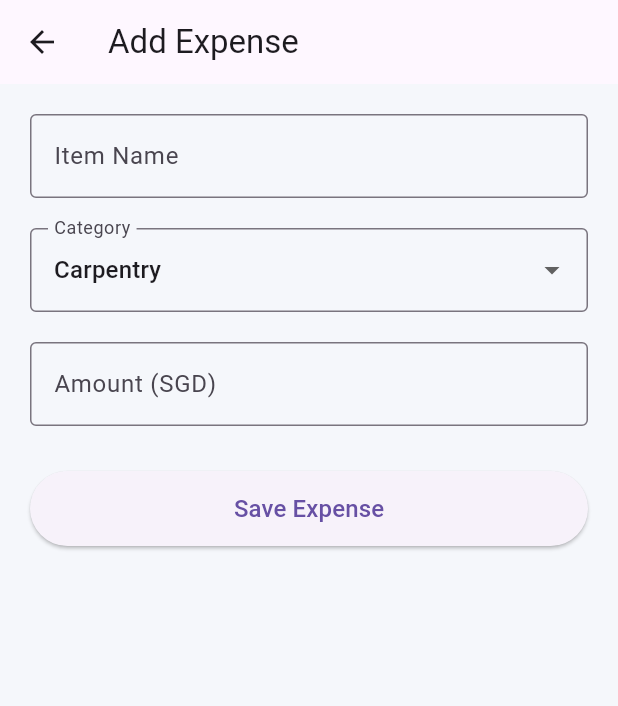
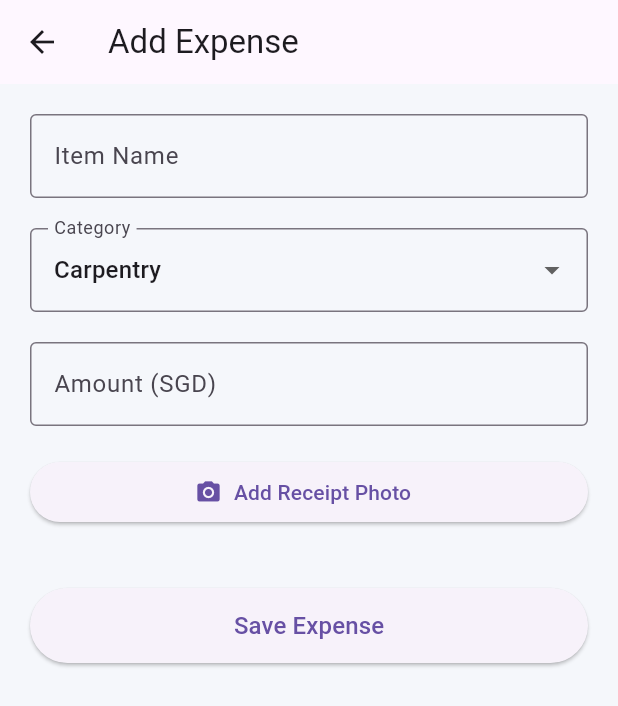
Before and after one commit to firdaussulaiman/renobudget-sg, a Flutter app: the AddExpenseScreen screen opened directly, on a phone screen of 412 x 824 dp. Shown: the top 706 px of the screen. Run offline on Flutter 3.47's test engine with Material 3 defaults, Android fonts, the phone set to English and light mode, and no system bars; our stand-ins replace fl_chart, image_picker, pdf, printing, shared_preferences; accounts and stored records are empty.

Commit message:
feature update

```diff
--- a/lib/models/expense.dart
+++ b/lib/models/expense.dart
@@ -2,18 +2,12 @@ class Expense {
   final String item;
   final String category;
   final double amount;
+  final String? receiptPath;
 
-  Expense({required this.item, required this.category, required this.amount});
-
-  Map<String, dynamic> toJson() {
-    return {'item': item, 'category': category, 'amount': amount};
-  }
-
-  factory Expense.fromJson(Map<String, dynamic> json) {
-    return Expense(
-      item: json['item'],
-      category: json['category'],
-      amount: json['amount'].toDouble(),
-    );
-  }
+  Expense({
+    required this.item,
+    required this.category,
+    required this.amount,
+    this.receiptPath,
+  });
 }
--- a/lib/screens/add_expense.dart
+++ b/lib/screens/add_expense.dart
@@ -1,5 +1,7 @@
 import 'package:flutter/material.dart';
 import '../models/expense.dart';
+import 'dart:io';
+import 'package:image_picker/image_picker.dart';
 
 class AddExpenseScreen extends StatefulWidget {
   final Expense? existingExpense;
@@ -15,6 +17,10 @@ class _AddExpenseScreenState extends State<AddExpenseScreen> {
   final amountController = TextEditingController();
 
   String selectedCategory = "Carpentry";
+
+  File? receiptImage;
+
+  final picker = ImagePicker();
 
   final List<String> categories = [
     "Carpentry",
@@ -35,9 +41,25 @@ class _AddExpenseScreenState extends State<AddExpenseScreen> {
       itemController.text = widget.existingExpense!.item;
       amountController.text = widget.existingExpense!.amount.toString();
       selectedCategory = widget.existingExpense!.category;
+
+      if (widget.existingExpense!.receiptPath != null) {
+        receiptImage = File(widget.existingExpense!.receiptPath!);
+      }
     }
   }
 
+  /// PICK IMAGE
+  Future<void> pickImage() async {
+    final pickedFile = await picker.pickImage(source: ImageSource.gallery);
+
+    if (pickedFile != null) {
+      setState(() {
+        receiptImage = File(pickedFile.path);
+      });
+    }
+  }
+
+  /// SAVE EXPENSE
   void saveExpense() {
     final item = itemController.text.trim();
     final amount = double.tryParse(amountController.text) ?? 0;
@@ -53,6 +75,7 @@ class _AddExpenseScreenState extends State<AddExpenseScreen> {
       item: item,
       category: selectedCategory,
       amount: amount,
+      receiptPath: receiptImage?.path,
     );
 
     Navigator.pop(context, expense);
@@ -64,11 +87,14 @@ class _AddExpenseScreenState extends State<AddExpenseScreen> {
 
     return Scaffold(
       appBar: AppBar(title: Text(isEditing ? "Edit Expense" : "Add Expense")),
+
       body: SingleChildScrollView(
         child: Padding(
           padding: const EdgeInsets.all(20),
+
           child: Column(
             children: [
+              /// ITEM NAME
               TextField(
                 controller: itemController,
                 decoration: const InputDecoration(
@@ -76,10 +102,12 @@ class _AddExpenseScreenState extends State<AddExpenseScreen> {
                   border: OutlineInputBorder(),
                 ),
               ),
+
               const SizedBox(height: 20),
 
+              /// CATEGORY
               DropdownButtonFormField<String>(
-                value: selectedCategory,
+                initialValue: selectedCategory,
                 decoration: const InputDecoration(
                   labelText: "Category",
                   border: OutlineInputBorder(),
@@ -99,6 +127,7 @@ class _AddExpenseScreenState extends State<AddExpenseScreen> {
 
               const SizedBox(height: 20),
 
+              /// AMOUNT
               TextField(
                 controller: amountController,
                 keyboardType: const TextInputType.numberWithOptions(
@@ -111,8 +140,33 @@ class _AddExpenseScreenState extends State<AddExpenseScreen> {
                 ),
               ),
 
+              const SizedBox(height: 20),
+
+              /// RECEIPT BUTTON
+              SizedBox(
+                width: double.infinity,
+                child: ElevatedButton.icon(
+                  onPressed: pickImage,
+                  icon: const Icon(Icons.photo_camera),
+                  label: const Text("Add Receipt Photo"),
+                ),
+              ),
+
+              const SizedBox(height: 10),
+
+              /// IMAGE PREVIEW
+              if (receiptImage != null)
+                Column(
+                  children: [
+                    const Text("Receipt Preview"),
+                    const SizedBox(height: 10),
+                    Image.file(receiptImage!, height: 140),
+                  ],
+                ),
+
               const SizedBox(height: 30),
 
+              /// SAVE BUTTON
               SizedBox(
                 width: double.infinity,
                 height: 50,
--- a/pubspec.yaml
+++ b/pubspec.yaml
@@ -36,6 +36,9 @@ dependencies:
   google_fonts: ^6.2.1
   fl_chart: ^0.66.0
   cupertino_icons: ^1.0.8
+  image_picker: ^1.2.1
+  pdf: ^3.11.3
+  printing: ^5.14.2
 
   # The following adds the Cupertino Icons font to your application.
   # Use with the CupertinoIcons class for iOS style icons.
```
Also changed, not shown: lib/main.dart (+151 -42 lines), pubspec.lock, 5 other files.
